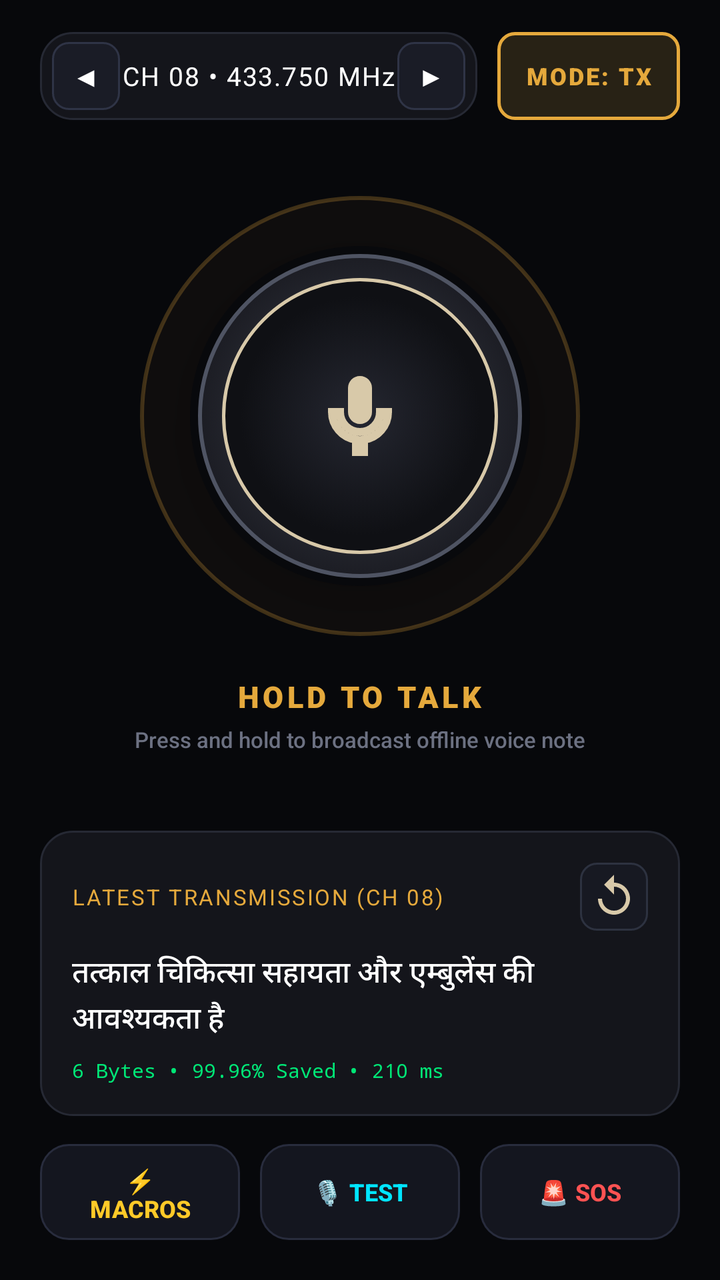
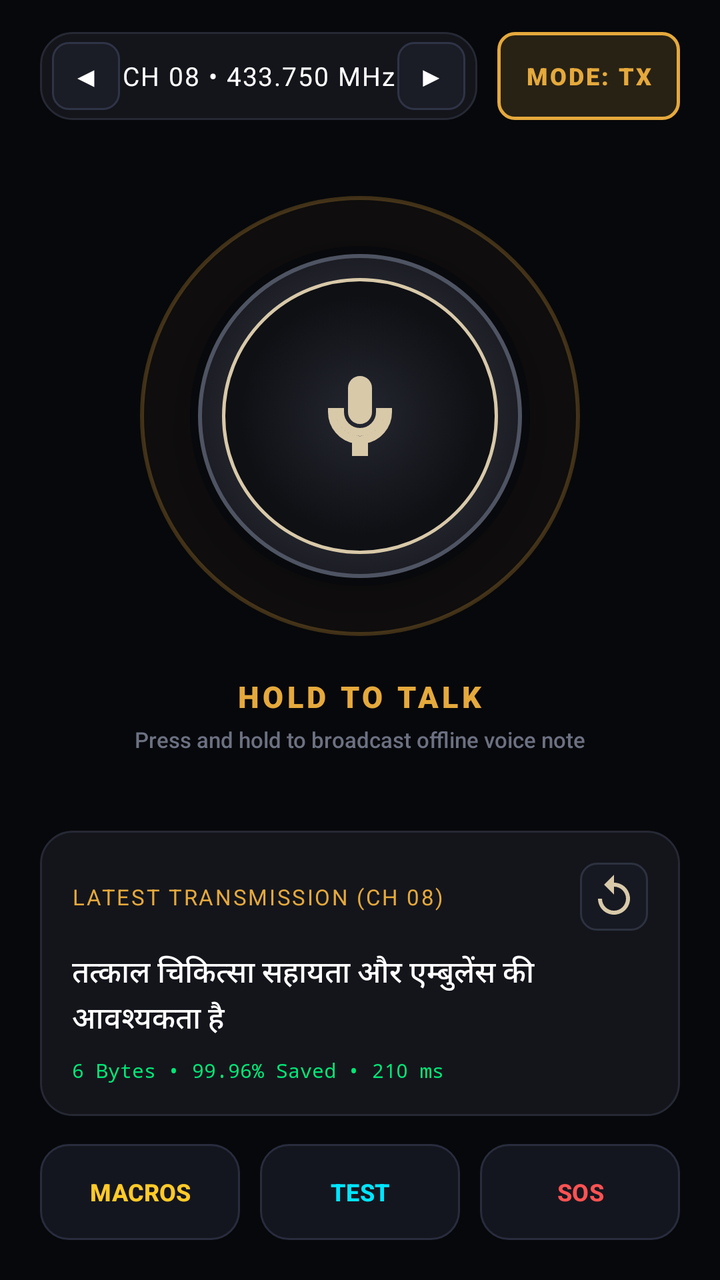

An Android layout rendered at two revisions. The XML below is the earlier revision; the diff shows what the commit changed to produce the second picture.
<!-- AndroidManifest.xml: application theme Theme.VaaniSetu -->
<!-- res/layout/activity_walkie_talkie.xml -->
<?xml version="1.0" encoding="utf-8"?>
<LinearLayout xmlns:android="http://schemas.android.com/apk/res/android"
    xmlns:app="http://schemas.android.com/apk/res-auto"
    xmlns:tools="http://schemas.android.com/tools"
    android:layout_width="match_parent"
    android:layout_height="match_parent"
    android:background="#07080B"
    android:fitsSystemWindows="true"
    android:orientation="vertical"
    android:paddingStart="20dp"
    android:paddingTop="16dp"
    android:paddingEnd="20dp"
    android:paddingBottom="20dp">

    
    
    
    <LinearLayout
        android:layout_width="match_parent"
        android:layout_height="wrap_content"
        android:gravity="center_vertical"
        android:orientation="horizontal">

        
        <LinearLayout
            android:layout_width="0dp"
            android:layout_height="44dp"
            android:layout_weight="1"
            android:background="@drawable/bg_tactical_card"
            android:gravity="center_vertical"
            android:orientation="horizontal"
            android:paddingStart="6dp"
            android:paddingEnd="6dp">

            <Button
                android:id="@+id/btn_prev_channel"
                android:layout_width="34dp"
                android:layout_height="34dp"
                android:background="@drawable/bg_channel_arrow"
                app:backgroundTint="@null"
                android:minWidth="0dp"
                android:minHeight="0dp"
                android:padding="0dp"
                android:insetTop="0dp"
                android:insetBottom="0dp"
                android:text="◀"
                android:textColor="#FFFFFF"
                android:textSize="14sp" />

            <TextView
                android:id="@+id/tv_channel_header"
                android:layout_width="0dp"
                android:layout_height="wrap_content"
                android:layout_weight="1"
                android:fontFamily="sans-serif-bold"
                android:gravity="center"
                android:letterSpacing="0.05"
                android:text="CH 08 • 433.750 MHz"
                android:textColor="#FFFFFF"
                android:textSize="13sp" />

            <Button
                android:id="@+id/btn_next_channel"
                android:layout_width="34dp"
                android:layout_height="34dp"
                android:background="@drawable/bg_channel_arrow"
                app:backgroundTint="@null"
                android:minWidth="0dp"
                android:minHeight="0dp"
                android:padding="0dp"
                android:insetTop="0dp"
                android:insetBottom="0dp"
                android:text="▶"
                android:textColor="#FFFFFF"
                android:textSize="14sp" />
        </LinearLayout>

        
        <Button
            android:id="@+id/btn_mode_toggle"
            android:layout_width="wrap_content"
            android:layout_height="44dp"
            android:layout_marginStart="10dp"
            android:background="@drawable/bg_chip_callsign_active"
            app:backgroundTint="@null"
            android:fontFamily="sans-serif-black"
            android:letterSpacing="0.08"
            android:paddingStart="14dp"
            android:paddingEnd="14dp"
            android:text="MODE: TX"
            android:textColor="#E5A93C"
            android:textSize="12sp" />
    </LinearLayout>

    
    
    
    <LinearLayout
        android:layout_width="match_parent"
        android:layout_height="0dp"
        android:layout_weight="1"
        android:gravity="center"
        android:orientation="vertical">

        
        <FrameLayout
            android:layout_width="220dp"
            android:layout_height="220dp">

            
            <View
                android:id="@+id/view_ptt_halo"
                android:layout_width="match_parent"
                android:layout_height="match_parent"
                android:background="@drawable/bg_radar_ring" />

            
            <ImageButton
                android:id="@+id/btn_ptt_3d"
                android:layout_width="170dp"
                android:layout_height="170dp"
                android:layout_gravity="center"
                android:background="@drawable/btn_ptt_3d_selector"
                android:contentDescription="Push To Talk"
                android:elevation="12dp"
                android:scaleType="centerInside"
                android:src="@drawable/ic_ptt_mic" />
        </FrameLayout>

        
        <TextView
            android:id="@+id/tv_ptt_status"
            android:layout_width="wrap_content"
            android:layout_height="wrap_content"
            android:layout_marginTop="20dp"
            android:fontFamily="sans-serif-black"
            android:letterSpacing="0.12"
            android:text="HOLD TO TALK"
            android:textColor="#E5A93C"
            android:textSize="15sp" />

        
        <TextView
            android:id="@+id/tv_mode_hint"
            android:layout_width="wrap_content"
            android:layout_height="wrap_content"
            android:layout_marginTop="4dp"
            android:fontFamily="sans-serif-medium"
            android:text="Press and hold to broadcast offline voice note"
            android:textColor="#6C7182"
            android:textSize="11sp" />

    </LinearLayout>

    
    
    
    <LinearLayout
        android:layout_width="match_parent"
        android:layout_height="wrap_content"
        android:layout_marginBottom="14dp"
        android:background="@drawable/bg_tactical_card"
        android:orientation="vertical"
        android:padding="16dp">

        
        <LinearLayout
            android:layout_width="match_parent"
            android:layout_height="wrap_content"
            android:gravity="center_vertical"
            android:orientation="horizontal">

            <TextView
                android:id="@+id/tv_msg_header"
                android:layout_width="0dp"
                android:layout_height="wrap_content"
                android:layout_weight="1"
                android:fontFamily="sans-serif-bold"
                android:letterSpacing="0.08"
                android:text="LATEST TRANSMISSION (CH 08)"
                android:textColor="#E5A93C"
                android:textSize="11sp" />

            <ImageButton
                android:id="@+id/btn_replay_audio"
                android:layout_width="34dp"
                android:layout_height="34dp"
                android:background="@drawable/bg_chip_callsign"
                android:contentDescription="Replay Audio"
                android:src="@drawable/ic_replay_audio" />
        </LinearLayout>

        
        <TextView
            android:id="@+id/tv_msg_text"
            android:layout_width="match_parent"
            android:layout_height="wrap_content"
            android:layout_marginTop="10dp"
            android:fontFamily="sans-serif-medium"
            android:lineSpacingExtra="3dp"
            android:text="तत्काल चिकित्सा सहायता और एम्बुलेंस की आवश्यकता है"
            android:textColor="#FFFFFF"
            android:textSize="15sp" />

        
        <TextView
            android:id="@+id/tv_msg_telemetry"
            android:layout_width="wrap_content"
            android:layout_height="wrap_content"
            android:layout_marginTop="8dp"
            android:fontFamily="monospace"
            android:text="6 Bytes • 99.96% Saved • 210 ms"
            android:textColor="#00E676"
            android:textSize="10sp" />
    </LinearLayout>

    
    
    
    <LinearLayout
        android:layout_width="match_parent"
        android:layout_height="wrap_content"
        android:gravity="center"
        android:orientation="horizontal">

        
        <Button
            android:id="@+id/btn_dock_macros"
            android:layout_width="0dp"
            android:layout_height="48dp"
            android:layout_marginEnd="6dp"
            android:layout_weight="1"
            android:background="@drawable/bg_dock_button"
            app:backgroundTint="@null"
            android:text="⚡ MACROS"
            android:textColor="#FFCA28"
            android:textSize="12sp"
            android:textStyle="bold" />

        
        <Button
            android:id="@+id/btn_dock_test"
            android:layout_width="0dp"
            android:layout_height="48dp"
            android:layout_marginStart="4dp"
            android:layout_marginEnd="6dp"
            android:layout_weight="1"
            android:background="@drawable/bg_dock_button"
            app:backgroundTint="@null"
            android:text="🎙️ TEST"
            android:textColor="#00E5FF"
            android:textSize="12sp"
            android:textStyle="bold" />

        
        <Button
            android:id="@+id/btn_dock_sos"
            android:layout_width="0dp"
            android:layout_height="48dp"
            android:layout_marginStart="4dp"
            android:layout_weight="1"
            android:background="@drawable/bg_dock_button"
            app:backgroundTint="@null"
            android:text="🚨 SOS"
            android:textColor="#FF5252"
            android:textSize="12sp"
            android:textStyle="bold" />
    </LinearLayout>

</LinearLayout>
<!-- resources referenced by this layout -->
<resources>
  <!-- drawable bg_channel_arrow (drawable) -->
  <?xml version="1.0" encoding="utf-8"?>
  <shape xmlns:android="http://schemas.android.com/apk/res/android" android:shape="rectangle">
      <solid android:color="#1A1C26" />
      <stroke android:width="1dp" android:color="#2F3446" />
      <corners android:radius="8dp" />
  </shape>
  <!-- drawable bg_chip_callsign (drawable) -->
  <?xml version="1.0" encoding="utf-8"?>
  <shape xmlns:android="http://schemas.android.com/apk/res/android" android:shape="rectangle">
      <solid android:color="#171922" />
      <stroke android:width="1dp" android:color="#2D3240" />
      <corners android:radius="8dp" />
  </shape>
  <!-- drawable bg_chip_callsign_active (drawable) -->
  <?xml version="1.0" encoding="utf-8"?>
  <shape xmlns:android="http://schemas.android.com/apk/res/android" android:shape="rectangle">
      <solid android:color="#282215" />
      <stroke android:width="1.5dp" android:color="#E5A93C" />
      <corners android:radius="8dp" />
  </shape>
  <!-- drawable bg_dock_button (drawable) -->
  <?xml version="1.0" encoding="utf-8"?>
  <ripple xmlns:android="http://schemas.android.com/apk/res/android"
      android:color="#30FFFFFF">
      <item>
          <shape android:shape="rectangle">
              <solid android:color="#14161F" />
              <stroke android:width="1dp" android:color="#282C3D" />
              <corners android:radius="14dp" />
          </shape>
      </item>
  </ripple>
  <!-- drawable bg_radar_ring (drawable) -->
  <?xml version="1.0" encoding="utf-8"?>
  <shape xmlns:android="http://schemas.android.com/apk/res/android"
      android:shape="oval">
      <stroke
          android:width="2dp"
          android:color="#40E5A93C" />
      <solid android:color="#08E5A93C" />
  </shape>
  <!-- drawable bg_tactical_card (drawable) -->
  <?xml version="1.0" encoding="utf-8"?>
  <shape xmlns:android="http://schemas.android.com/apk/res/android" android:shape="rectangle">
      <solid android:color="#14151B" />
      <stroke android:width="1dp" android:color="#262934" />
      <corners android:radius="16dp" />
  </shape>
  <!-- drawable btn_ptt_3d_selector (drawable) -->
  <?xml version="1.0" encoding="utf-8"?>
  <selector xmlns:android="http://schemas.android.com/apk/res/android">
      <item android:state_pressed="true" android:drawable="@drawable/bg_ptt_pressed" />
      <item android:state_focused="true" android:drawable="@drawable/bg_ptt_pressed" />
      <item android:drawable="@drawable/bg_ptt_normal" />
  </selector>
  <!-- drawable ic_ptt_mic (drawable) -->
  <vector xmlns:android="http://schemas.android.com/apk/res/android"
      android:width="48dp"
      android:height="48dp"
      android:viewportWidth="24"
      android:viewportHeight="24">
      <path
          android:fillColor="#D8C9A9"
          android:pathData="M12,14c1.66,0 3,-1.34 3,-3V5c0,-1.66 -1.34,-3 -3,-3S9,3.34 9,5v6c0,1.66 1.34,3 3,3z"/>
      <path
          android:strokeColor="#D8C9A9"
          android:strokeWidth="2"
          android:strokeLineCap="round"
          android:pathData="M17,11c0,2.76 -2.24,5 -5,5s-5,-2.24 -5,-5H5c0,3.53 2.61,6.43 6,6.92V21h2v-3.08c3.39,-0.49 6,-3.39 6,-6.92h-2z"/>
  </vector>
  <!-- drawable ic_replay_audio (drawable) -->
  <vector xmlns:android="http://schemas.android.com/apk/res/android"
      android:width="24dp"
      android:height="24dp"
      android:viewportWidth="24"
      android:viewportHeight="24">
      <path
          android:fillColor="#D8C9A9"
          android:pathData="M12,5V1L7,6l5,5V7c3.31,0 6,2.69 6,6s-2.69,6 -6,6 -6,-2.69 -6,-6H4c0,4.42 3.58,8 8,8s8,-3.58 8,-8 -3.58,-8 -8,-8z"/>
  </vector>
  <!-- unchanged entries left out for length: 4 -->
</resources>

<!-- the commit's change to res/layout/activity_walkie_talkie.xml (unified diff, before → after) -->
@@ -232,7 +232,7 @@
             android:layout_weight="1"
             android:background="@drawable/bg_dock_button"
             app:backgroundTint="@null"
-            android:text="⚡ MACROS"
+            android:text="MACROS"
             android:textColor="#FFCA28"
             android:textSize="12sp"
             android:textStyle="bold" />
@@ -247,7 +247,7 @@
             android:layout_weight="1"
             android:background="@drawable/bg_dock_button"
             app:backgroundTint="@null"
-            android:text="🎙️ TEST"
+            android:text="TEST"
             android:textColor="#00E5FF"
             android:textSize="12sp"
             android:textStyle="bold" />
@@ -261,7 +261,7 @@
             android:layout_weight="1"
             android:background="@drawable/bg_dock_button"
             app:backgroundTint="@null"
-            android:text="🚨 SOS"
+            android:text="SOS"
             android:textColor="#FF5252"
             android:textSize="12sp"
             android:textStyle="bold" />
